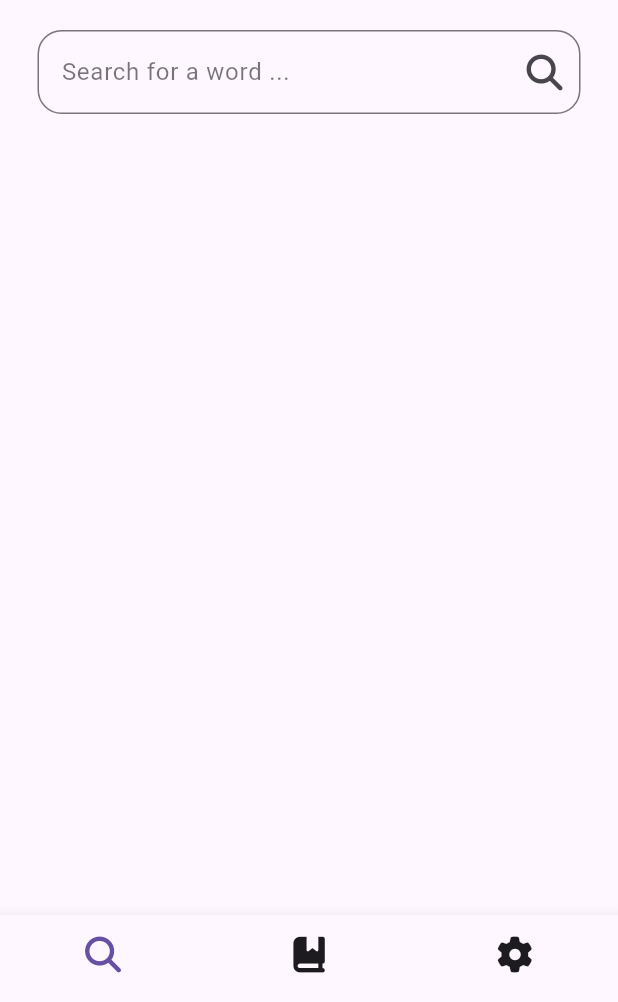
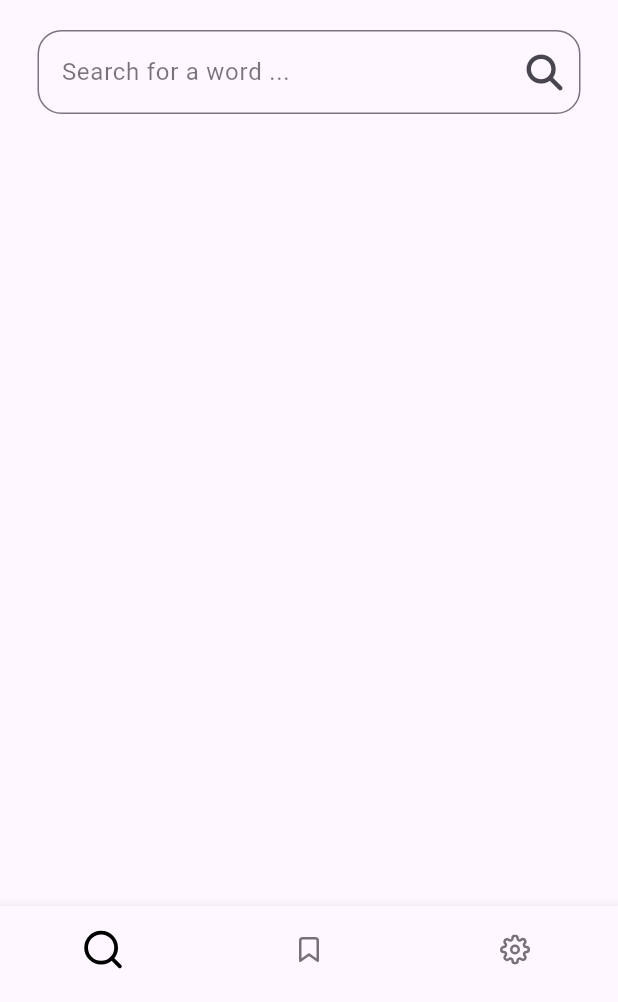
Before and after one commit to suvankar-mitra/suvankars_dictionary, a Flutter app: the screen it shows after launch, on a phone screen of 412 x 824 dp, the part 234-1236 px from its top. Run offline on Flutter 3.47's test engine with Material 3 defaults, Android fonts, the phone set to English and light mode, and no system bars; our stand-ins replace flutter_feather_icons, flutter_riverpod, font_awesome_flutter, google_fonts.

Commit message:
updating icons and color based on theme

```diff
--- a/lib/views/home_screen.dart
+++ b/lib/views/home_screen.dart
@@ -1,17 +1,19 @@
 import 'package:flutter/material.dart';
-import 'package:font_awesome_flutter/font_awesome_flutter.dart';
+import 'package:flutter_feather_icons/flutter_feather_icons.dart';
+import 'package:flutter_riverpod/flutter_riverpod.dart';
+import 'package:suvankars_dictionary/providers/theme_provider.dart';
 import 'package:suvankars_dictionary/views/saved_words_screen.dart';
 import 'package:suvankars_dictionary/views/search_screen.dart';
 import 'package:suvankars_dictionary/views/settings_screen.dart';
 
-class HomeScreen extends StatefulWidget {
+class HomeScreen extends ConsumerStatefulWidget {
   const HomeScreen({super.key});
 
   @override
-  State<HomeScreen> createState() => _HomeScreenState();
+  ConsumerState<HomeScreen> createState() => _HomeScreenState();
 }
 
-class _HomeScreenState extends State<HomeScreen> {
+class _HomeScreenState extends ConsumerState<HomeScreen> {
   int _selectedIndex = 0;
 
   final List<Widget> _pages = [
@@ -26,6 +28,8 @@ class _HomeScreenState extends State<HomeScreen> {
 
   @override
   Widget build(BuildContext context) {
+    final themeMode = ref.watch(themeProvider);
+
     return SafeArea(
       child: Scaffold(
         body: IndexedStack(index: _selectedIndex, children: _pages),
@@ -34,22 +38,28 @@ class _HomeScreenState extends State<HomeScreen> {
           onTap: _onItemTapped,
           items: const [
             BottomNavigationBarItem(
-              icon: Icon(FontAwesomeIcons.magnifyingGlass),
+              icon: Icon(FeatherIcons.search),
               label: 'Search',
             ),
             BottomNavigationBarItem(
-              icon: Icon(FontAwesomeIcons.bookBookmark),
+              icon: Icon(FeatherIcons.bookmark),
               label: 'Saved',
             ),
             BottomNavigationBarItem(
-              icon: Icon(FontAwesomeIcons.gear),
+              icon: Icon(FeatherIcons.settings),
               label: 'Settings',
             ),
           ],
           showSelectedLabels: false,
           showUnselectedLabels: false,
-          selectedItemColor: Theme.of(context).colorScheme.primary,
-          unselectedItemColor: Theme.of(context).colorScheme.onSurface,
+          selectedIconTheme: IconThemeData(
+            size: 30.0,
+            color: themeMode == ThemeMode.dark ? Colors.white : Colors.black,
+          ),
+          unselectedIconTheme: IconThemeData(
+            size: 20.0,
+            color: themeMode == ThemeMode.dark ? Colors.grey : Colors.black54,
+          ),
         ),
       ),
     );
```
